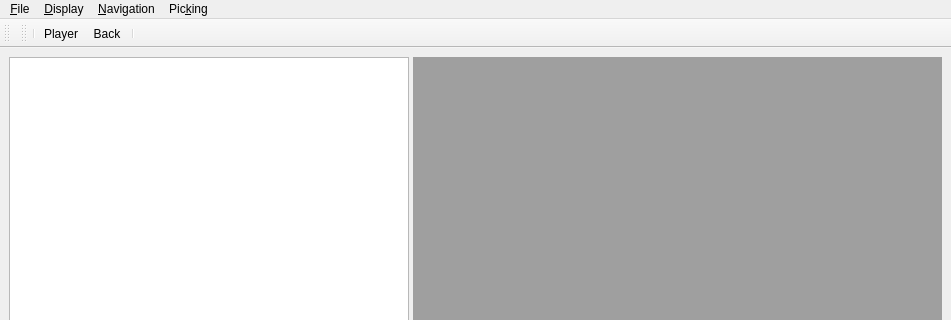
This is GridUI/volumeviewer2d.ui in fsoos74/su as Qt 5 draws it before an edit; both pictures show x 0 to 951 and y 0 to 320 of the 951 by 827 pixel window. The edited form follows.
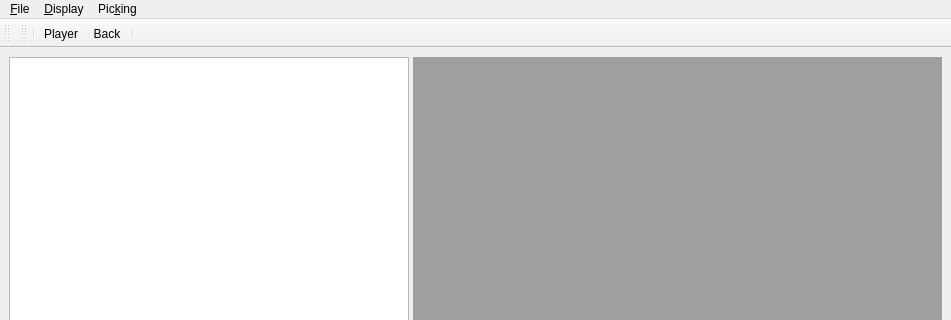
This is the edited form. Icons and pictures are not drawn. Custom widgets are drawn as their Qt base class.

Patch:
```diff
--- a/GridUI/volumeviewer2d.ui
+++ b/GridUI/volumeviewer2d.ui
@@ -131,13 +131,6 @@
     <addaction name="separator"/>
     <addaction name="actionDisplay_Options"/>
    </widget>
-   <widget class="QMenu" name="menu_Navigation">
-    <property name="title">
-     <string>&amp;Navigation</string>
-    </property>
-    <addaction name="action_Player"/>
-    <addaction name="actionBack"/>
-   </widget>
    <widget class="QMenu" name="menuPicking">
     <property name="title">
      <string>Pic&amp;king</string>
@@ -159,7 +152,6 @@
    </widget>
    <addaction name="menu_File"/>
    <addaction name="menu_Items"/>
-   <addaction name="menu_Navigation"/>
    <addaction name="menuPicking"/>
   </widget>
   <action name="actionE_xit">
```
